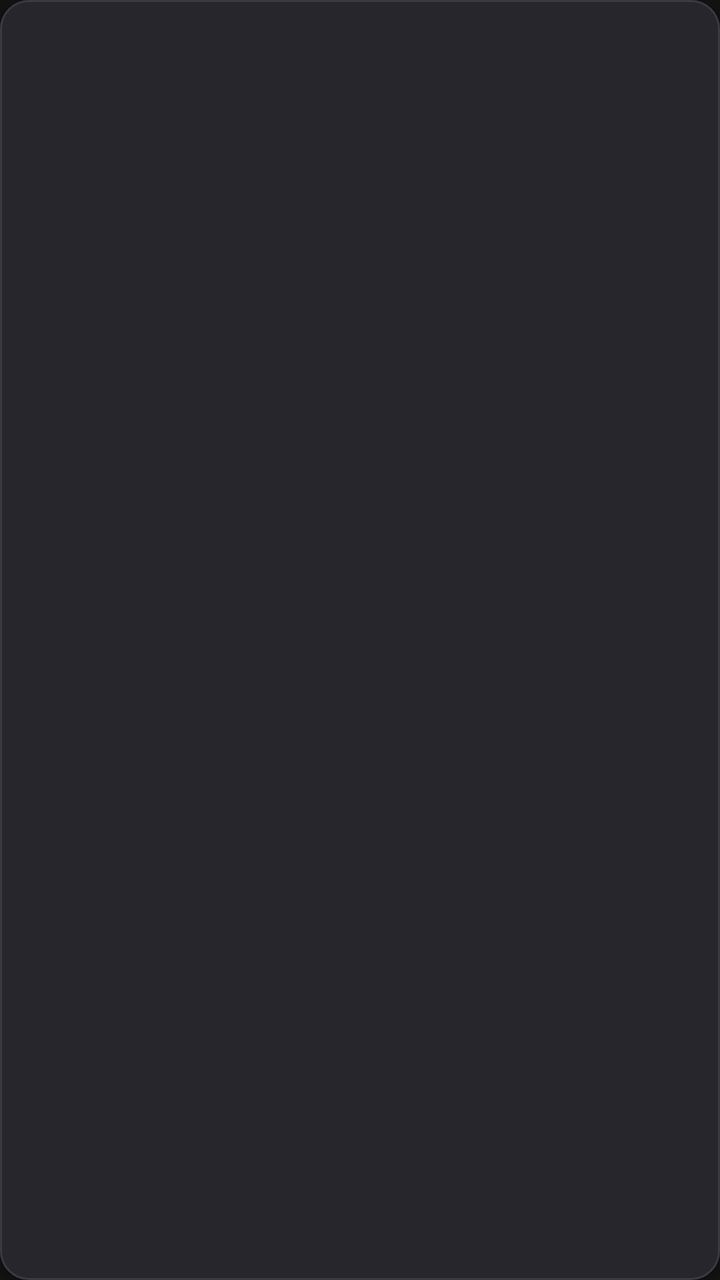
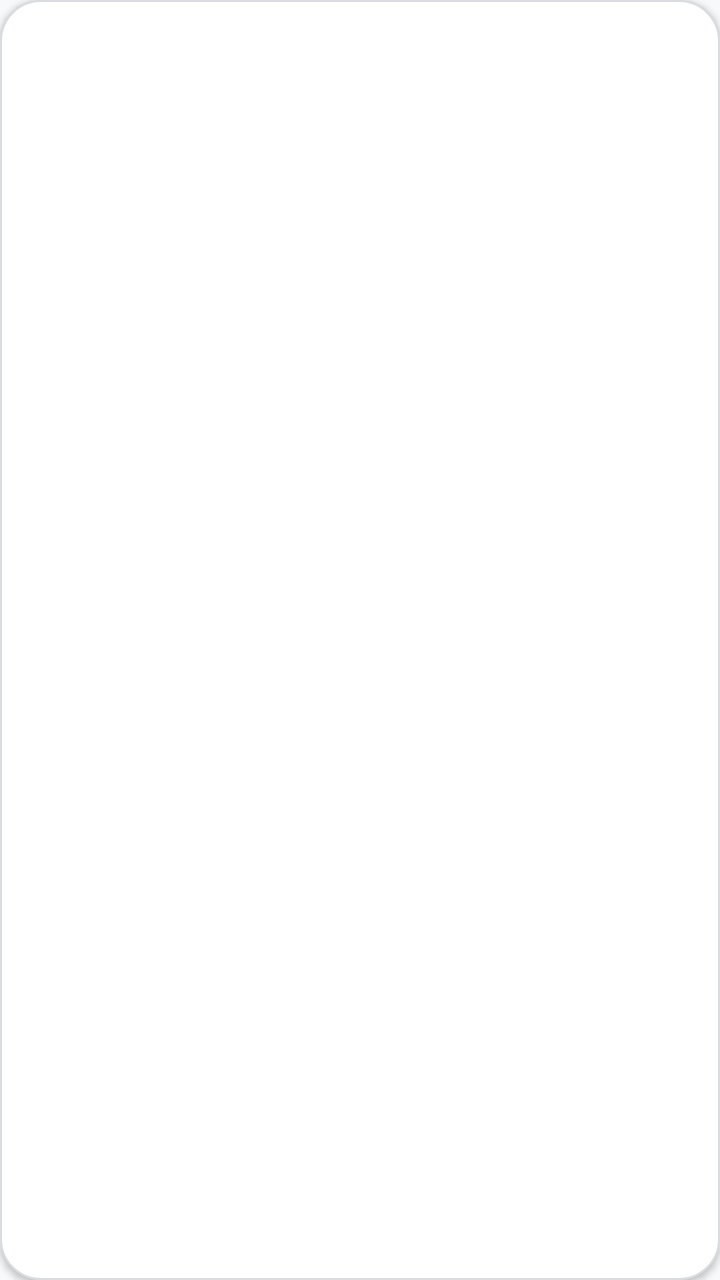

Two renders of the same Android screen: before a commit and after it. Below are the layout's source before the change and the commit's diff.
<!-- AndroidManifest.xml: application theme Theme.Ambilight -->
<!-- res/layout/item_tile.xml -->
<?xml version="1.0" encoding="utf-8"?>
<Button xmlns:android="http://schemas.android.com/apk/res/android"
    android:layout_width="match_parent"
    android:layout_height="80dp"
    android:layout_margin="6dp"
    android:background="@drawable/tile_bg"
    android:gravity="start|center_vertical"
    android:paddingStart="18dp"
    android:paddingTop="8dp"
    android:paddingEnd="18dp"
    android:paddingBottom="8dp"
    android:textAllCaps="false"
    android:textColor="#F2F2F2"
    android:textSize="15sp" />
<!-- resources referenced by this layout -->
<resources>
  <!-- drawable tile_bg (drawable) -->
  <?xml version="1.0" encoding="utf-8"?>
  <selector xmlns:android="http://schemas.android.com/apk/res/android">
      <item android:state_focused="true">
          <shape android:shape="rectangle">
              <solid android:color="#34343C" />
              <stroke android:width="3dp" android:color="#FF8A00" />
              <corners android:radius="14dp" />
          </shape>
      </item>
      <item android:state_pressed="true">
          <shape android:shape="rectangle">
              <solid android:color="#3A3A42" />
              <corners android:radius="14dp" />
          </shape>
      </item>
      <item>
          <shape android:shape="rectangle">
              <solid android:color="#26262C" />
              <stroke android:width="1dp" android:color="#3A3A42" />
              <corners android:radius="14dp" />
          </shape>
      </item>
  </selector>
  <style name="Theme.Ambilight" parent="Theme.AppCompat.NoActionBar">
          <item name="colorPrimary">#FF8A00</item>
          <item name="colorPrimaryDark">#121212</item>
          <item name="colorAccent">#FF8A00</item>
          <item name="android:windowBackground">#121212</item>
          <item name="android:textColorPrimary">#F2F2F2</item>
          <item name="android:textColorSecondary">#B5B5B5</item>
      </style>
</resources>

<!-- the commit's change to res/layout/item_tile.xml (unified diff, before → after) -->
@@ -1,5 +1,5 @@
 <?xml version="1.0" encoding="utf-8"?>
-<Button xmlns:android="http://schemas.android.com/apk/res/android"
+<androidx.appcompat.widget.AppCompatButton xmlns:android="http://schemas.android.com/apk/res/android"
     android:layout_width="match_parent"
     android:layout_height="80dp"
     android:layout_margin="6dp"
@@ -10,5 +10,5 @@
     android:paddingEnd="18dp"
     android:paddingBottom="8dp"
     android:textAllCaps="false"
-    android:textColor="#F2F2F2"
+    android:textColor="@color/text_primary"
     android:textSize="15sp" />
<!-- resource entries referenced after the edit -->
@@ -1,36 +1,50 @@
 <!-- resources referenced by this layout -->
 <resources>
+  <color name="text_primary">#202124</color>
   <!-- drawable tile_bg (drawable) -->
   <?xml version="1.0" encoding="utf-8"?>
   <selector xmlns:android="http://schemas.android.com/apk/res/android">
       <item android:state_focused="true">
           <shape android:shape="rectangle">
-              <solid android:color="#34343C" />
-              <stroke android:width="3dp" android:color="#FF8A00" />
-              <corners android:radius="14dp" />
+              <solid android:color="@color/card_focus" />
+              <stroke android:width="3dp" android:color="@color/primary" />
+              <corners android:radius="20dp" />
           </shape>
       </item>
       <item android:state_pressed="true">
           <shape android:shape="rectangle">
-              <solid android:color="#3A3A42" />
-              <corners android:radius="14dp" />
+              <solid android:color="@color/card_focus" />
+              <corners android:radius="20dp" />
           </shape>
       </item>
       <item>
           <shape android:shape="rectangle">
-              <solid android:color="#26262C" />
-              <stroke android:width="1dp" android:color="#3A3A42" />
-              <corners android:radius="14dp" />
+              <solid android:color="@color/card" />
+              <stroke android:width="1dp" android:color="@color/outline" />
+              <corners android:radius="20dp" />
           </shape>
       </item>
   </selector>
-  <style name="Theme.Ambilight" parent="Theme.AppCompat.NoActionBar">
-          <item name="colorPrimary">#FF8A00</item>
-          <item name="colorPrimaryDark">#121212</item>
-          <item name="colorAccent">#FF8A00</item>
-          <item name="android:windowBackground">#121212</item>
-          <item name="android:textColorPrimary">#F2F2F2</item>
-          <item name="android:textColorSecondary">#B5B5B5</item>
+  <style name="Theme.Ambilight" parent="Theme.Material3.DayNight.NoActionBar">
+          <item name="colorPrimary">@color/primary</item>
+          <item name="colorOnPrimary">@color/on_primary</item>
+          <item name="colorSurface">@color/card</item>
+          <item name="colorOnSurface">@color/text_primary</item>
+          <item name="colorOnSurfaceVariant">@color/text_secondary</item>
+          <item name="colorOutline">@color/outline</item>
+          <item name="android:colorBackground">@color/bg</item>
+          <item name="android:windowBackground">@color/bg</item>
+          <item name="android:statusBarColor">@color/bg</item>
+          <item name="android:navigationBarColor">@color/bg</item>
+          <item name="android:textColorPrimary">@color/text_primary</item>
+          <item name="android:textColorSecondary">@color/text_secondary</item>
       </style>
+  <color name="card_focus">#E8F0FE</color>
+  <color name="primary">#1A73E8</color>
+  <color name="card">#FFFFFF</color>
+  <color name="outline">#DADCE0</color>
+  <color name="on_primary">#FFFFFF</color>
+  <color name="text_secondary">#5F6368</color>
+  <color name="bg">#F8F9FA</color>
 </resources>
 
